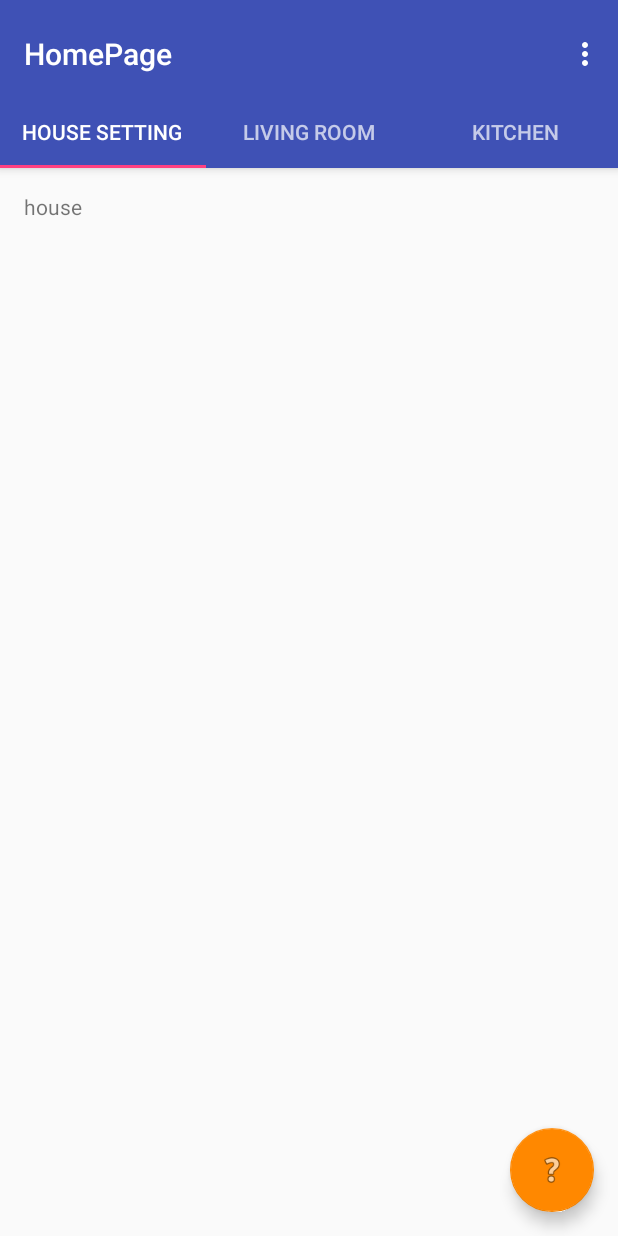
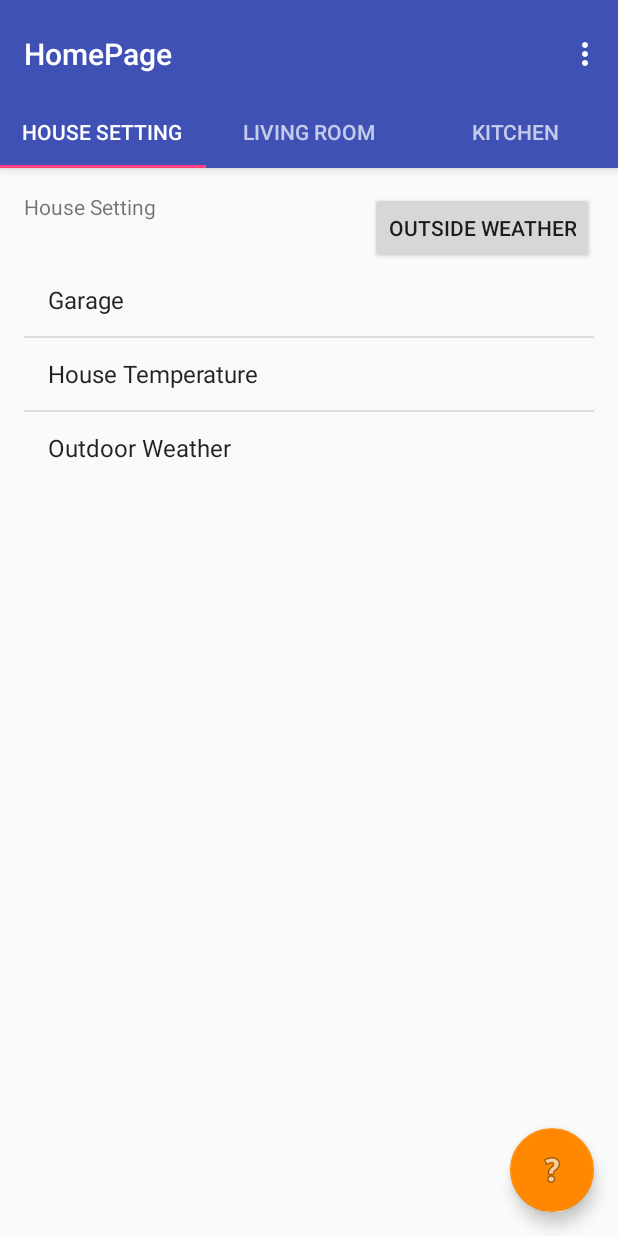
Before and after one commit to abbysun/Project, an Android app: the screen it shows after launch (HomePage), on a phone screen of 412 x 824 dp. Run offline under Robolectric (Android 15) with nearby library versions, the phone set to English and light mode, and no system bars.

Commit message:
first version

```diff
--- a/app/src/main/AndroidManifest.xml
+++ b/app/src/main/AndroidManifest.xml
@@ -1,6 +1,8 @@
 <?xml version="1.0" encoding="utf-8"?>
 <manifest xmlns:android="http://schemas.android.com/apk/res/android"
     package="com.sun.abby.cst2335_finalproject">
+
+    <uses-permission android:name="android.permission.INTERNET" />
 
     <application
         android:allowBackup="true"
--- a/app/src/main/java/com/sun/abby/cst2335_finalproject/HouseSettingFragment.java
+++ b/app/src/main/java/com/sun/abby/cst2335_finalproject/HouseSettingFragment.java
@@ -5,17 +5,52 @@ import android.support.v4.app.Fragment;
 import android.view.LayoutInflater;
 import android.view.View;
 import android.view.ViewGroup;
+import android.widget.AdapterView;
+import android.widget.ArrayAdapter;
+import android.widget.ListView;
+import android.widget.Toast;
 
-/**
- * Created by Abby on 2016-11-06.
- */
 
 public class HouseSettingFragment extends Fragment {
-
+    private ListView listView;
     @Override
     public View onCreateView(LayoutInflater inflater, ViewGroup container,
                              Bundle savedInstanceState) {
+
         View rootView = inflater.inflate(R.layout.house_setting, container, false);
-        return rootView;
+
+
+
+            // Get ListView object
+            listView = (ListView) rootView.findViewById(R.id.home_List);
+
+            //Define Array value to show in ListView
+            String[] listValues= new String[]{"Garage","House Temperature","Outdoor Weather"};
+
+            // Define a new Adapter
+            ArrayAdapter<String> arrayAdapter = new ArrayAdapter<String>
+                    (getContext(),android.R.layout.simple_list_item_1,listValues);
+
+            listView.setAdapter(arrayAdapter);
+        listView.setOnItemClickListener(new AdapterView.OnItemClickListener() {
+            @Override
+            public void onItemClick(AdapterView<?> parent, View view, int position, long id) {
+                //item index
+                int itemPosition = position;
+
+                //Item value
+                String itemValue = (String)listView.getItemAtPosition(position);
+
+                //Alert
+                Toast.makeText(getContext(),"Position: "+ itemPosition+" List Item: "
+                        +itemValue, Toast.LENGTH_LONG).show();
+
+
+            }
+        });
+
+
+
+            return rootView;
     }
-}
+}// end of HouseSettingFragment
--- a/app/src/main/java/com/sun/abby/cst2335_finalproject/LivingRoomFragment.java
+++ b/app/src/main/java/com/sun/abby/cst2335_finalproject/LivingRoomFragment.java
@@ -5,17 +5,24 @@ import android.support.v4.app.Fragment;
 import android.view.LayoutInflater;
 import android.view.View;
 import android.view.ViewGroup;
+import android.widget.ArrayAdapter;
+import android.widget.ListView;
 
 /**
  * Created by Abby on 2016-11-06.
  */
 
 public class LivingRoomFragment extends Fragment {
+    ListView listView;
 
     @Override
     public View onCreateView(LayoutInflater inflater, ViewGroup container,
                              Bundle savedInstanceState) {
-        View rootView = inflater.inflate(R.layout.living_room, container, false);
+
+        View rootView = inflater.inflate(R.layout.house_setting, container, false);
+
+
+
         return rootView;
     }
 }
--- a/app/src/main/res/layout/house_setting.xml
+++ b/app/src/main/res/layout/house_setting.xml
@@ -11,6 +11,22 @@
         android:id="@+id/section_label"
         android:layout_width="wrap_content"
         android:layout_height="wrap_content"
-        android:text="house"/>
+        android:text="@string/House_Setting"/>
+
+    <ListView
+        android:id="@+id/home_List"
+        android:layout_width="wrap_content"
+        android:layout_height="wrap_content"
+        android:layout_alignParentStart="true"
+        android:layout_below="@+id/outsideWeather" />
+
+    <Button
+        android:layout_width="wrap_content"
+        android:layout_height="wrap_content"
+        android:id="@+id/outsideWeather"
+        android:layout_alignParentEnd="true"
+        android:text="@string/Outside_Weather"
+        android:layout_alignParentTop="true" />
+
 
 </RelativeLayout>
--- a/app/src/main/res/values/strings.xml
+++ b/app/src/main/res/values/strings.xml
@@ -3,4 +3,8 @@
     <string name="title_activity_home_page">HomePage</string>
     <string name="action_settings">Settings</string>
     <string name="section_format">Hello World from section: %1$d</string>
+
+    <!--House Setting-->
+    <string name="House_Setting">House Setting</string>
+    <string name="Outside_Weather">Outside Weather</string>
 </resources>
```
